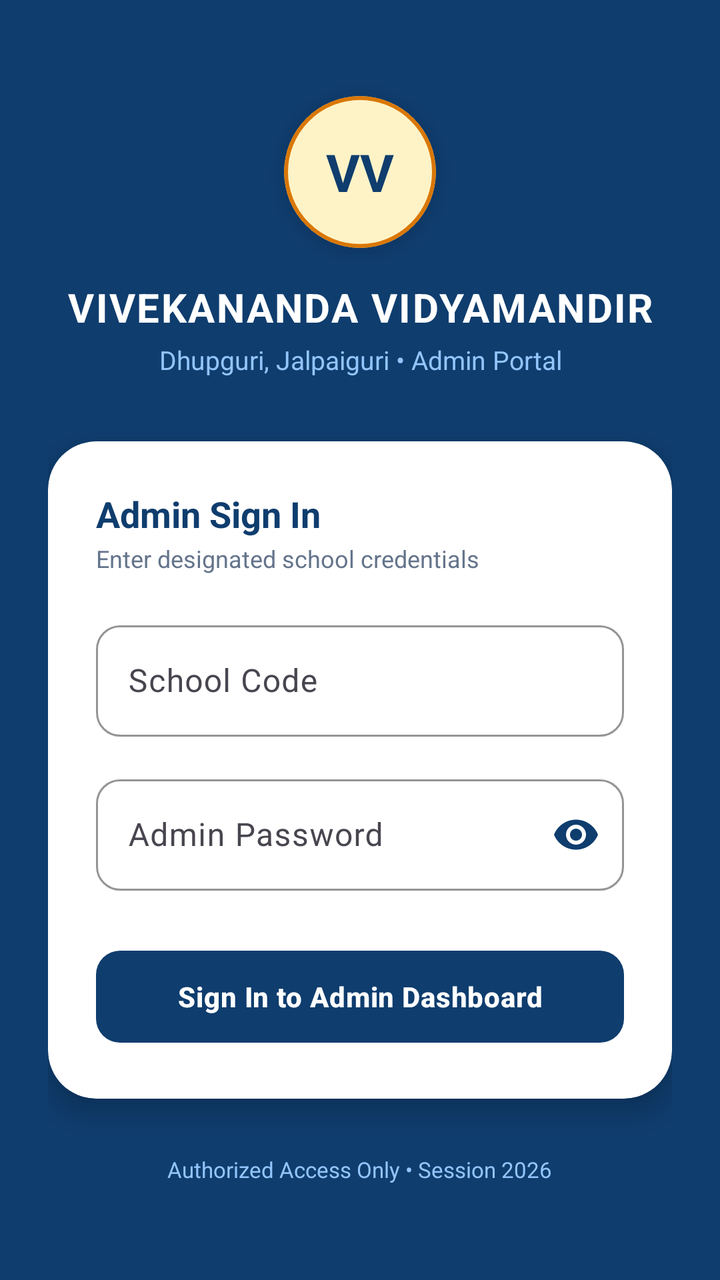
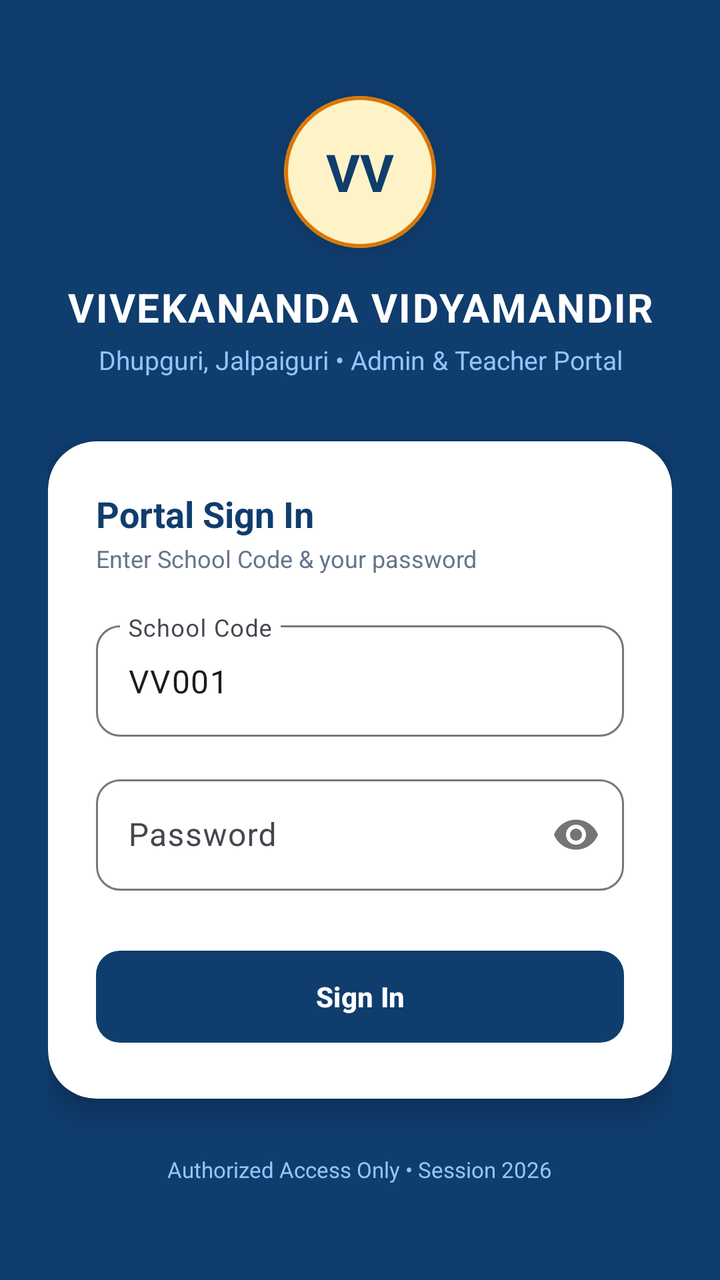

Two renders of the same Android screen: before a commit and after it. Below are the layout's source before the change and the commit's diff.
<!-- AndroidManifest.xml: application theme Theme.SchoolManager -->
<!-- res/layout/activity_login.xml -->
<?xml version="1.0" encoding="utf-8"?>
<androidx.core.widget.NestedScrollView
    xmlns:android="http://schemas.android.com/apk/res/android"
    xmlns:app="http://schemas.android.com/apk/res-auto"
    android:layout_width="match_parent"
    android:layout_height="match_parent"
    android:fillViewport="true"
    android:background="#0F3D6E">

    <LinearLayout
        android:layout_width="match_parent"
        android:layout_height="match_parent"
        android:orientation="vertical"
        android:padding="24dp"
        android:gravity="center">

        
        <com.google.android.material.card.MaterialCardView
            android:layout_width="76dp"
            android:layout_height="76dp"
            app:cardCornerRadius="38dp"
            app:cardElevation="6dp"
            app:cardBackgroundColor="#FEF3C7"
            app:strokeWidth="2dp"
            app:strokeColor="#D97706">

            <TextView
                android:layout_width="match_parent"
                android:layout_height="match_parent"
                android:gravity="center"
                android:text="VV"
                android:textColor="#0F3D6E"
                android:textSize="26sp"
                android:textStyle="bold" />
        </com.google.android.material.card.MaterialCardView>

        <TextView
            android:layout_width="wrap_content"
            android:layout_height="wrap_content"
            android:layout_marginTop="16dp"
            android:text="VIVEKANANDA VIDYAMANDIR"
            android:textColor="@android:color/white"
            android:textSize="20sp"
            android:letterSpacing="0.04"
            android:textStyle="bold"
            android:textAlignment="center" />

        <TextView
            android:layout_width="wrap_content"
            android:layout_height="wrap_content"
            android:layout_marginTop="4dp"
            android:text="Dhupguri, Jalpaiguri • Admin Portal"
            android:textColor="#93C5FD"
            android:textSize="13sp"
            android:textAlignment="center" />

        
        <com.google.android.material.card.MaterialCardView
            android:layout_width="match_parent"
            android:layout_height="wrap_content"
            android:layout_marginTop="32dp"
            app:cardCornerRadius="24dp"
            app:cardElevation="8dp"
            app:strokeWidth="0dp"
            app:cardBackgroundColor="@android:color/white">

            <LinearLayout
                android:layout_width="match_parent"
                android:layout_height="wrap_content"
                android:orientation="vertical"
                android:padding="24dp">

                <TextView
                    android:layout_width="wrap_content"
                    android:layout_height="wrap_content"
                    android:text="Admin Sign In"
                    android:textColor="#0F3D6E"
                    android:textSize="18sp"
                    android:textStyle="bold" />

                <TextView
                    android:layout_width="wrap_content"
                    android:layout_height="wrap_content"
                    android:layout_marginTop="2dp"
                    android:text="Enter designated school credentials"
                    android:textColor="#64748B"
                    android:textSize="12sp" />

                
                <com.google.android.material.textfield.TextInputLayout
                    android:id="@+id/tilSchoolCode"
                    style="@style/Widget.Material3.TextInputLayout.OutlinedBox"
                    android:layout_width="match_parent"
                    android:layout_height="wrap_content"
                    android:layout_marginTop="20dp"
                    android:hint="School Code"
                    app:boxStrokeColor="#0F3D6E"
                    app:hintTextColor="#0F3D6E"
                    app:boxCornerRadiusTopStart="12dp"
                    app:boxCornerRadiusTopEnd="12dp"
                    app:boxCornerRadiusBottomStart="12dp"
                    app:boxCornerRadiusBottomEnd="12dp">

                    <com.google.android.material.textfield.TextInputEditText
                        android:id="@+id/etSchoolCode"
                        android:layout_width="match_parent"
                        android:layout_height="wrap_content"
                        android:inputType="textCapCharacters"
                        android:singleLine="true"
                        android:textColor="#0F3D6E" />
                </com.google.android.material.textfield.TextInputLayout>

                
                <com.google.android.material.textfield.TextInputLayout
                    android:id="@+id/tilPassword"
                    style="@style/Widget.Material3.TextInputLayout.OutlinedBox"
                    android:layout_width="match_parent"
                    android:layout_height="wrap_content"
                    android:layout_marginTop="16dp"
                    android:hint="Admin Password"
                    app:boxStrokeColor="#0F3D6E"
                    app:hintTextColor="#0F3D6E"
                    app:passwordToggleEnabled="true"
                    app:passwordToggleTint="#0F3D6E"
                    app:boxCornerRadiusTopStart="12dp"
                    app:boxCornerRadiusTopEnd="12dp"
                    app:boxCornerRadiusBottomStart="12dp"
                    app:boxCornerRadiusBottomEnd="12dp">

                    <com.google.android.material.textfield.TextInputEditText
                        android:id="@+id/etPassword"
                        android:layout_width="match_parent"
                        android:layout_height="wrap_content"
                        android:inputType="textPassword"
                        android:singleLine="true"
                        android:textColor="#0F3D6E" />
                </com.google.android.material.textfield.TextInputLayout>

                
                <com.google.android.material.button.MaterialButton
                    android:id="@+id/btnLogin"
                    android:layout_width="match_parent"
                    android:layout_height="54dp"
                    android:layout_marginTop="26dp"
                    android:text="Sign In to Admin Dashboard"
                    android:textStyle="bold"
                    android:letterSpacing="0.02"
                    app:cornerRadius="12dp"
                    app:backgroundTint="#0F3D6E" />

            </LinearLayout>
        </com.google.android.material.card.MaterialCardView>

        
        <TextView
            android:layout_width="wrap_content"
            android:layout_height="wrap_content"
            android:layout_marginTop="28dp"
            android:text="Authorized Access Only • Session 2026"
            android:textColor="#93C5FD"
            android:textSize="11sp" />

    </LinearLayout>
</androidx.core.widget.NestedScrollView>
<!-- resources referenced by this layout -->
<resources>
  <style name="Theme.SchoolManager" parent="Theme.Material3.DayNight.NoActionBar">
          <item name="colorPrimary">#0F3D6E</item>
          <item name="colorOnPrimary">#FFFFFF</item>
          <item name="colorSecondary">#D97706</item>
          <item name="android:statusBarColor">#0F3D6E</item>
          <item name="android:windowLightStatusBar">false</item>
      </style>
</resources>

<!-- the commit's change to res/layout/activity_login.xml (unified diff, before → after) -->
@@ -14,7 +14,6 @@
         android:padding="24dp"
         android:gravity="center">
 
-        
         <com.google.android.material.card.MaterialCardView
             android:layout_width="76dp"
             android:layout_height="76dp"
@@ -49,12 +48,11 @@
             android:layout_width="wrap_content"
             android:layout_height="wrap_content"
             android:layout_marginTop="4dp"
-            android:text="Dhupguri, Jalpaiguri • Admin Portal"
+            android:text="Dhupguri, Jalpaiguri • Admin &amp; Teacher Portal"
             android:textColor="#93C5FD"
             android:textSize="13sp"
             android:textAlignment="center" />
 
-        
         <com.google.android.material.card.MaterialCardView
             android:layout_width="match_parent"
             android:layout_height="wrap_content"
@@ -73,7 +71,7 @@
                 <TextView
                     android:layout_width="wrap_content"
                     android:layout_height="wrap_content"
-                    android:text="Admin Sign In"
+                    android:text="Portal Sign In"
                     android:textColor="#0F3D6E"
                     android:textSize="18sp"
                     android:textStyle="bold" />
@@ -82,11 +80,10 @@
                     android:layout_width="wrap_content"
                     android:layout_height="wrap_content"
                     android:layout_marginTop="2dp"
-                    android:text="Enter designated school credentials"
+                    android:text="Enter School Code &amp; your password"
                     android:textColor="#64748B"
                     android:textSize="12sp" />
 
-                
                 <com.google.android.material.textfield.TextInputLayout
                     android:id="@+id/tilSchoolCode"
                     style="@style/Widget.Material3.TextInputLayout.OutlinedBox"
@@ -94,8 +91,6 @@
                     android:layout_height="wrap_content"
                     android:layout_marginTop="20dp"
                     android:hint="School Code"
-                    app:boxStrokeColor="#0F3D6E"
-                    app:hintTextColor="#0F3D6E"
                     app:boxCornerRadiusTopStart="12dp"
                     app:boxCornerRadiusTopEnd="12dp"
                     app:boxCornerRadiusBottomStart="12dp"
@@ -105,23 +100,19 @@
                         android:id="@+id/etSchoolCode"
                         android:layout_width="match_parent"
                         android:layout_height="wrap_content"
+                        android:text="VV001"
                         android:inputType="textCapCharacters"
-                        android:singleLine="true"
-                        android:textColor="#0F3D6E" />
+                        android:singleLine="true" />
                 </com.google.android.material.textfield.TextInputLayout>
 
-                
                 <com.google.android.material.textfield.TextInputLayout
                     android:id="@+id/tilPassword"
                     style="@style/Widget.Material3.TextInputLayout.OutlinedBox"
                     android:layout_width="match_parent"
                     android:layout_height="wrap_content"
                     android:layout_marginTop="16dp"
-                    android:hint="Admin Password"
-                    app:boxStrokeColor="#0F3D6E"
-                    app:hintTextColor="#0F3D6E"
+                    android:hint="Password"
                     app:passwordToggleEnabled="true"
-                    app:passwordToggleTint="#0F3D6E"
                     app:boxCornerRadiusTopStart="12dp"
                     app:boxCornerRadiusTopEnd="12dp"
                     app:boxCornerRadiusBottomStart="12dp"
@@ -132,26 +123,22 @@
                         android:layout_width="match_parent"
                         android:layout_height="wrap_content"
                         android:inputType="textPassword"
-                        android:singleLine="true"
-                        android:textColor="#0F3D6E" />
+                        android:singleLine="true" />
                 </com.google.android.material.textfield.TextInputLayout>
 
-                
                 <com.google.android.material.button.MaterialButton
                     android:id="@+id/btnLogin"
                     android:layout_width="match_parent"
                     android:layout_height="54dp"
                     android:layout_marginTop="26dp"
-                    android:text="Sign In to Admin Dashboard"
+                    android:text="Sign In"
                     android:textStyle="bold"
-                    android:letterSpacing="0.02"
                     app:cornerRadius="12dp"
                     app:backgroundTint="#0F3D6E" />
 
             </LinearLayout>
         </com.google.android.material.card.MaterialCardView>
 
-        
         <TextView
             android:layout_width="wrap_content"
             android:layout_height="wrap_content"
